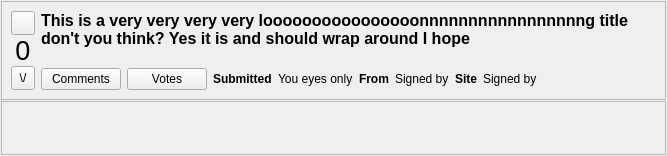
Before: the Qt Designer form retroshare-gui/src/gui/MeshDemoc/MeshDemocItem.ui in chozabu/OldMeshDemocRS, drawn with Qt 5.
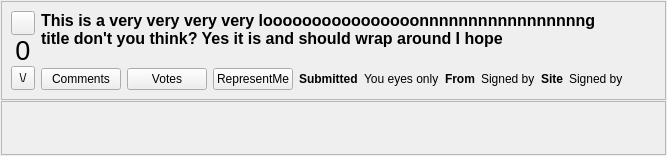
After: the same form once the commit is applied. Icons and pictures are not drawn. Custom widgets are drawn as their Qt base class.

Commit message: Hide old selectRepr UI. temp button on posts. Print More Info.

What changed in the file:
```diff
--- a/retroshare-gui/src/gui/MeshDemoc/MeshDemocItem.ui
+++ b/retroshare-gui/src/gui/MeshDemoc/MeshDemocItem.ui
@@ -149,6 +149,13 @@
        </widget>
       </item>
       <item row="1" column="3">
+       <widget class="QPushButton" name="representButton">
+        <property name="text">
+         <string>RepresentMe</string>
+        </property>
+       </widget>
+      </item>
+      <item row="1" column="4">
        <widget class="QLabel" name="dateBoldLabel">
         <property name="sizePolicy">
          <sizepolicy hsizetype="Preferred" vsizetype="Fixed">
@@ -168,7 +175,7 @@
         </property>
        </widget>
       </item>
-      <item row="1" column="4">
+      <item row="1" column="5">
        <widget class="QLabel" name="dateLabel">
         <property name="sizePolicy">
          <sizepolicy hsizetype="Expanding" vsizetype="Fixed">
@@ -189,7 +196,7 @@
         </property>
        </widget>
       </item>
-      <item row="1" column="5">
+      <item row="1" column="6">
        <widget class="QLabel" name="fromBoldLabel">
         <property name="sizePolicy">
          <sizepolicy hsizetype="Preferred" vsizetype="Fixed">
@@ -209,28 +216,28 @@
         </property>
        </widget>
       </item>
-      <item row="1" column="6">
-       <widget class="GxsIdLabel" name="fromLabel">
-        <property name="sizePolicy">
-         <sizepolicy hsizetype="Expanding" vsizetype="Fixed">
-          <horstretch>0</horstretch>
-          <verstretch>0</verstretch>
-         </sizepolicy>
-        </property>
-        <property name="font">
-         <font>
-          <pointsize>9</pointsize>
-         </font>
-        </property>
-        <property name="text">
-         <string notr="true">Signed by</string>
-        </property>
-        <property name="openExternalLinks">
-         <bool>true</bool>
-        </property>
-       </widget>
-      </item>
       <item row="1" column="7">
+       <widget class="GxsIdLabel" name="fromLabel">
+        <property name="sizePolicy">
+         <sizepolicy hsizetype="Expanding" vsizetype="Fixed">
+          <horstretch>0</horstretch>
+          <verstretch>0</verstretch>
+         </sizepolicy>
+        </property>
+        <property name="font">
+         <font>
+          <pointsize>9</pointsize>
+         </font>
+        </property>
+        <property name="text">
+         <string notr="true">Signed by</string>
+        </property>
+        <property name="openExternalLinks">
+         <bool>true</bool>
+        </property>
+       </widget>
+      </item>
+      <item row="1" column="8">
        <widget class="QLabel" name="fromBoldLabel_2">
         <property name="sizePolicy">
          <sizepolicy hsizetype="Preferred" vsizetype="Fixed">
@@ -250,28 +257,28 @@
         </property>
        </widget>
       </item>
-      <item row="1" column="8">
-       <widget class="QLabel" name="siteLabel">
-        <property name="sizePolicy">
-         <sizepolicy hsizetype="Expanding" vsizetype="Fixed">
-          <horstretch>0</horstretch>
-          <verstretch>0</verstretch>
-         </sizepolicy>
-        </property>
-        <property name="font">
-         <font>
-          <pointsize>9</pointsize>
-         </font>
-        </property>
-        <property name="text">
-         <string notr="true">Signed by</string>
-        </property>
-        <property name="openExternalLinks">
-         <bool>true</bool>
-        </property>
-       </widget>
-      </item>
       <item row="1" column="9">
+       <widget class="QLabel" name="siteLabel">
+        <property name="sizePolicy">
+         <sizepolicy hsizetype="Expanding" vsizetype="Fixed">
+          <horstretch>0</horstretch>
+          <verstretch>0</verstretch>
+         </sizepolicy>
+        </property>
+        <property name="font">
+         <font>
+          <pointsize>9</pointsize>
+         </font>
+        </property>
+        <property name="text">
+         <string notr="true">Signed by</string>
+        </property>
+        <property name="openExternalLinks">
+         <bool>true</bool>
+        </property>
+       </widget>
+      </item>
+      <item row="1" column="10">
        <spacer name="horizontalSpacer">
         <property name="orientation">
          <enum>Qt::Horizontal</enum>
```
The commit also changes 4 other files.
